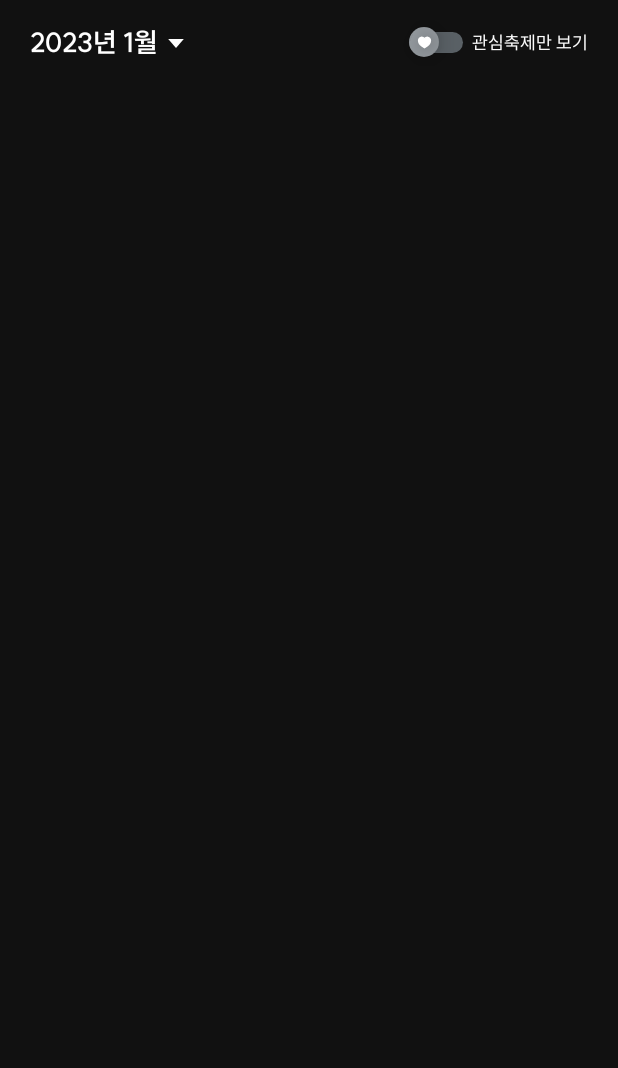
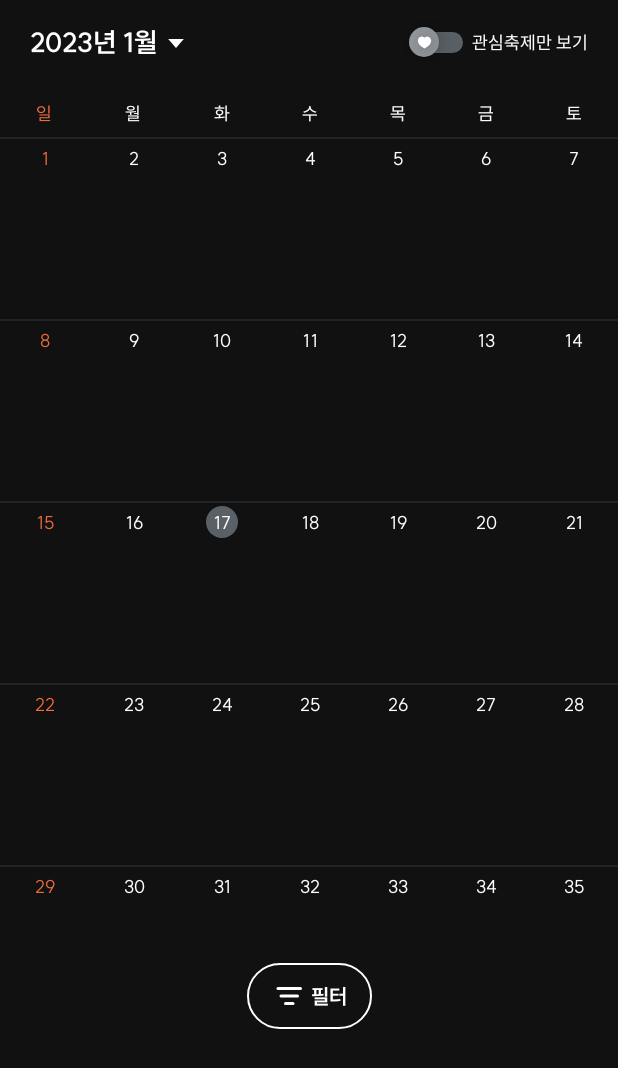
Before and after one commit to w0nder-land/wonderland-aos, an Android app built with Jetpack Compose: the @Preview function CalendarScreenPreview, on a phone screen of 412 x 824 dp. Shown: the top 1068 px of the screen. Run offline under Robolectric (Android 15) with nearby library versions, the phone set to English and light mode, and no system bars; network calls fail.

Commit message:
💄 캘린더 탭 화면 UI 구현

```diff
--- a/app/src/main/java/com/wonder/wonderland/presentation/calendar/CalendarScreen.kt
+++ b/app/src/main/java/com/wonder/wonderland/presentation/calendar/CalendarScreen.kt
@@ -1,11 +1,21 @@
 package com.wonder.wonderland.presentation.calendar
 
 import androidx.activity.compose.BackHandler
+import androidx.compose.foundation.background
+import androidx.compose.foundation.border
 import androidx.compose.foundation.layout.Arrangement
+import androidx.compose.foundation.layout.Box
+import androidx.compose.foundation.layout.Column
+import androidx.compose.foundation.layout.PaddingValues
 import androidx.compose.foundation.layout.Row
 import androidx.compose.foundation.layout.fillMaxWidth
 import androidx.compose.foundation.layout.height
 import androidx.compose.foundation.layout.padding
+import androidx.compose.foundation.layout.size
+import androidx.compose.foundation.lazy.grid.GridCells
+import androidx.compose.foundation.lazy.grid.LazyVerticalGrid
+import androidx.compose.foundation.lazy.grid.items
+import androidx.compose.foundation.shape.CircleShape
 import androidx.compose.material3.ExperimentalMaterial3Api
 import androidx.compose.material3.Icon
 import androidx.compose.material3.Scaffold
@@ -17,21 +27,30 @@ import androidx.compose.runtime.remember
 import androidx.compose.runtime.setValue
 import androidx.compose.ui.Alignment
 import androidx.compose.ui.Modifier
+import androidx.compose.ui.graphics.Color
 import androidx.compose.ui.res.painterResource
+import androidx.compose.ui.text.style.TextAlign
 import androidx.compose.ui.tooling.preview.Preview
 import androidx.compose.ui.unit.dp
 import androidx.hilt.navigation.compose.hiltViewModel
 import com.wonder.component.theme.Caption2
+import com.wonder.component.theme.Gray400
 import com.wonder.component.theme.Gray50
+import com.wonder.component.theme.Gray700
 import com.wonder.component.theme.Gray900
 import com.wonder.component.theme.Subtitle1
+import com.wonder.component.theme.Subtitle3
+import com.wonder.component.theme.Sunday
 import com.wonder.component.theme.White
+import com.wonder.component.theme.Wonder500
 import com.wonder.component.theme.WonderTheme
+import com.wonder.component.ui.divider.HorizontalDivider
 import com.wonder.component.ui.singleClick
 import com.wonder.component.ui.switch.WonderSwitch
 import com.wonder.resource.R
 import com.wonder.wonderland.presentation.MainDestination
 import com.wonder.wonderland.presentation.MainViewModel
+import java.util.Random
 
 @Composable
 fun CalendarView(
@@ -54,7 +73,15 @@ private fun CalendarScreen() {
         containerColor = Gray900,
         topBar = { CalendarTopBar() },
         content = { padding ->
-            CalendarContent(modifier = Modifier.padding(padding))
+            Box {
+                CalendarContent(modifier = Modifier.padding(padding))
+
+                CalendarFilterView(
+                    modifier = Modifier
+                        .padding(padding)
+                        .align(Alignment.BottomCenter)
+                )
+            }
         }
     )
 }
@@ -114,6 +141,107 @@ private fun CalendarTopBar() {
 
 @Composable
 private fun CalendarContent(modifier: Modifier) {
+    val today = Random().nextInt(30)
+    val weeks = listOf("일", "월", "화", "수", "목", "금", "토")
+
+    LazyVerticalGrid(
+        modifier = modifier,
+        columns = GridCells.Fixed(7),
+        contentPadding = PaddingValues(vertical = 12.dp)
+    ) {
+        items(weeks) {
+            Text(
+                modifier = Modifier.fillMaxWidth(),
+                text = it,
+                style = Caption2,
+                color = if (it == "일") Sunday else White,
+                textAlign = TextAlign.Center
+            )
+        }
+
+        items(35) { index ->
+            Column(
+                modifier = Modifier
+                    .padding(top = 8.dp)
+                    .height(113.dp),
+                horizontalAlignment = Alignment.CenterHorizontally,
+                verticalArrangement = Arrangement.spacedBy(2.dp)
+            ) {
+                HorizontalDivider(color = Gray700)
+
+                Box(
+                    modifier = Modifier
+                        .size(21.dp)
+                        .background(
+                            color = if (today == index) Gray400 else Color.Unspecified,
+                            shape = CircleShape
+                        )
+                ) {
+                    Text(
+                        modifier = Modifier.align(Alignment.Center),
+                        text = "${index + 1}",
+                        style = Caption2,
+                        color = if (index % 7 == 0) Sunday else White
+                    )
+                }
+            }
+        }
+    }
+}
+
+@Composable
+private fun CalendarFilterView(
+    modifier: Modifier
+) {
+    var isSelected by remember { mutableStateOf(false) }
+
+    Box(
+        modifier = modifier
+            .padding(bottom = 16.dp)
+            .size(width = 83.dp, height = 44.dp)
+            .background(
+                color = if (isSelected) White else Color.Unspecified,
+                shape = CircleShape
+            )
+            .border(
+                width = 1.dp,
+                color = White,
+                shape = CircleShape
+            )
+            .singleClick(shape = CircleShape) { isSelected = !isSelected }
+    ) {
+        Row(
+            modifier = Modifier.align(Alignment.Center),
+            verticalAlignment = Alignment.CenterVertically,
+            horizontalArrangement = Arrangement.spacedBy(2.dp)
+        ) {
+            Icon(
+                modifier = Modifier.size(24.dp),
+                painter = painterResource(id = R.drawable.ic_filter),
+                tint = if (isSelected) Gray900 else White,
+                contentDescription = null
+            )
+
+            Text(
+                text = "필터",
+                style = Subtitle3,
+                color = if (isSelected) Gray900 else White
+            )
+        }
+
+        if (isSelected) {
+            Box(
+                modifier = Modifier
+                    .padding(end = 8.dp, top = 11.dp)
+                    .size(6.dp)
+                    .background(
+                        color = Wonder500,
+                        shape = CircleShape
+                    )
+                    .align(Alignment.TopEnd)
+            )
+        }
+    }
 }
 
 @Preview
--- a/common/component/src/main/java/com/wonder/component/theme/Color.kt
+++ b/common/component/src/main/java/com/wonder/component/theme/Color.kt
@@ -41,3 +41,5 @@ val Red600 = Color(0xFFFF6678)
 val Red700 = Color(0xFFFF4D62)
 val Red800 = Color(0xFFFF334C)
 val Red900 = Color(0xFFFF001F)
+
+val Sunday = Color(0xFFED6C3C)
--- a/common/component/src/main/java/com/wonder/component/ui/switch/WonderSwitch.kt
+++ b/common/component/src/main/java/com/wonder/component/ui/switch/WonderSwitch.kt
@@ -118,10 +118,9 @@ fun WonderSwitch(
                     shape = trackShape
                 )
                 .align(Alignment.Center)
-        ) {}
+        )
 
         val thumbColor by rememberUpdatedState(if (checked) Gray50 else Gray300)
-//        val resolvedThumbColor = thumbColor
         Box(
             modifier = Modifier
                 .align(Alignment.CenterStart)
--- /dev/null
+++ b/common/resource/src/main/res/drawable/ic_filter.xml
@@ -0,0 +1,27 @@
+<vector xmlns:android="http://schemas.android.com/apk/res/android"
+    android:width="24dp"
+    android:height="24dp"
+    android:viewportWidth="24"
+    android:viewportHeight="24">
+  <path
+      android:pathData="M6,12H17"
+      android:strokeLineJoin="round"
+      android:strokeWidth="2"
+      android:fillColor="#00000000"
+      android:strokeColor="#FDFDFD"
+      android:strokeLineCap="round"/>
+  <path
+      android:pathData="M4,7H19"
+      android:strokeLineJoin="round"
+      android:strokeWidth="2"
+      android:fillColor="#00000000"
+      android:strokeColor="#FDFDFD"
+      android:strokeLineCap="round"/>
+  <path
+      android:pathData="M9,17H14"
+      android:strokeLineJoin="round"
+      android:strokeWidth="2"
+      android:fillColor="#00000000"
+      android:strokeColor="#FDFDFD"
+      android:strokeLineCap="round"/>
+</vector>
```
Also changed, not shown: common/component/src/main/java/com/wonder/component/ui/divider/Divider.kt (added, +60 -0 lines), common/component/src/main/java/com/wonder/component/ui/tab/ScrollableTabRow.kt (+4 -7 lines), common/component/src/main/java/com/wonder/component/ui/tab/SlideTab.kt (+2 -8 lines).
